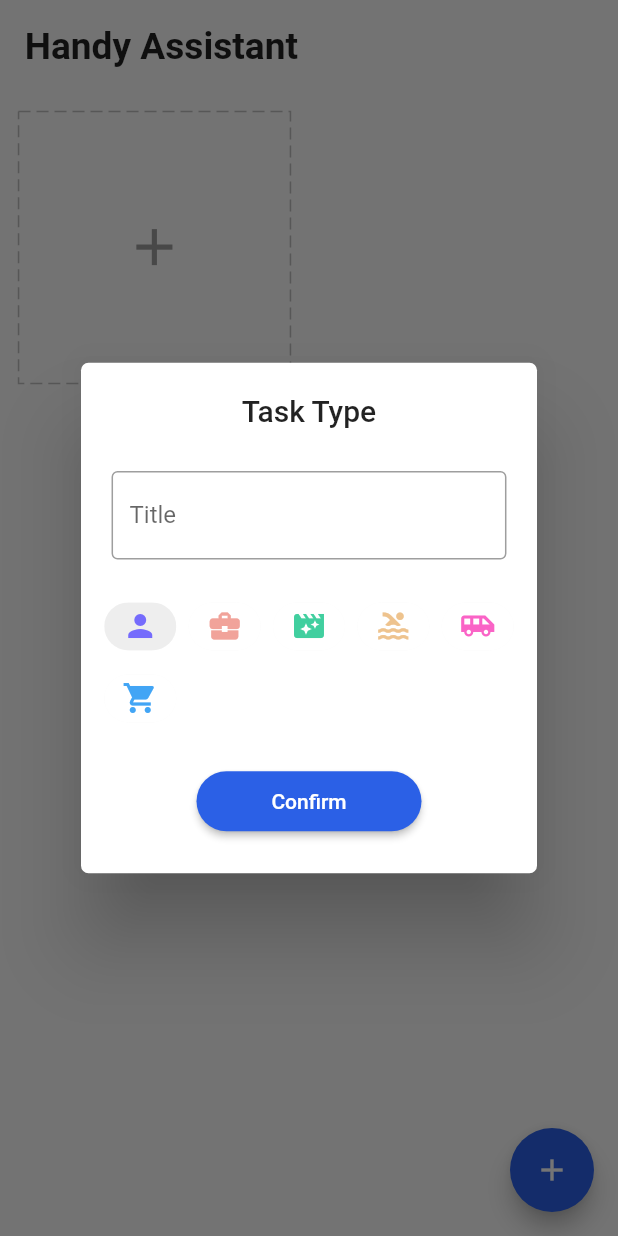
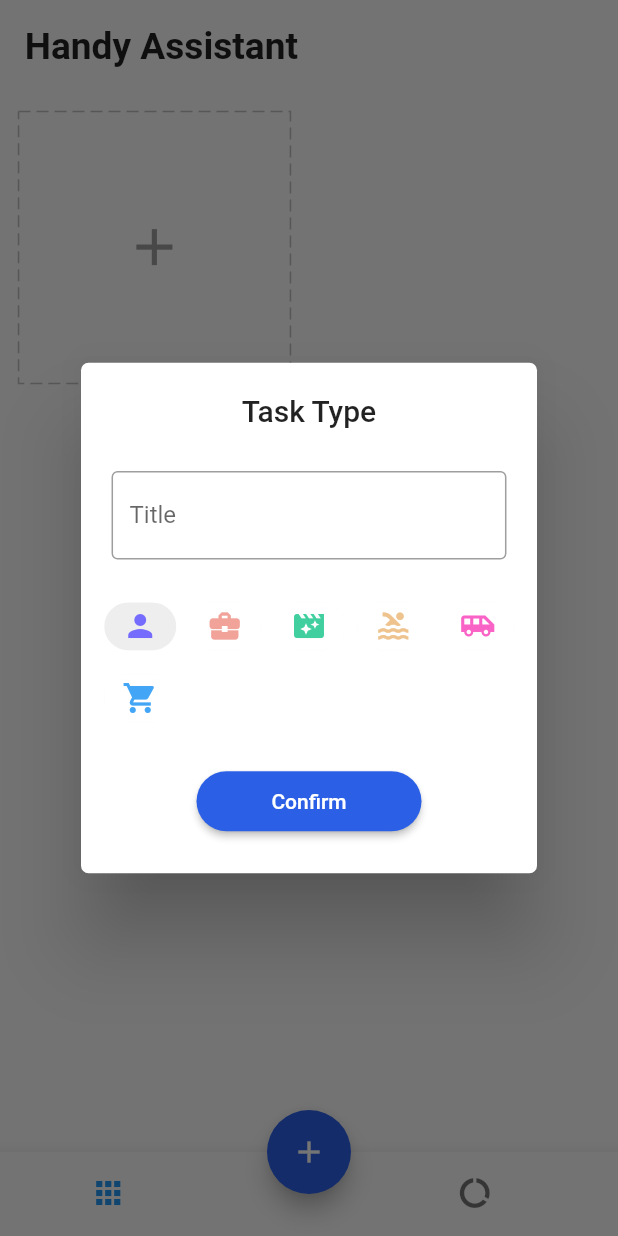
Before and after one commit to ThathsaraHewage/TODO, a Flutter app: the screen it shows after launch, after a tap on the "add" icon, on a phone screen of 412 x 824 dp. Run offline on Flutter 3.47's test engine with Material 2 defaults, Android fonts, the light colour scheme and no system bars; drawn by our look-alikes of dotted_border; our stand-ins replace equatable, flutter_easyloading, get, get_storage, step_progress_indicator; missing offline and left inert: dart:ffi.

Commit message:
report view finished

```diff
--- a/lib/app/modules/detail/view.dart
+++ b/lib/app/modules/detail/view.dart
@@ -1,4 +1,8 @@
-
+/*
+* app name : Handy Assistant
+* author : Thathsara Hewage
+* finished date : 8-14-2022
+* */
 
 import 'package:flutter/material.dart';
 import 'package:flutter_easyloading/flutter_easyloading.dart';
@@ -19,7 +23,9 @@ class DetailPage extends StatelessWidget {
     var task = homeCtrl.task.value!;
     var color = HexColor.fromHex(task.color);
 
-    return Scaffold(
+    return WillPopScope(
+      onWillPop: () async => false,
+      child: Scaffold(
         body: Form(
           key : homeCtrl.formKey,
           child: ListView(
@@ -127,7 +133,7 @@ class DetailPage extends StatelessWidget {
                         if(homeCtrl.formKey.currentState!.validate()){
                           var success = homeCtrl.addToDo(homeCtrl.editController.text);
                             if(success){
-                            EasyLoading.showSuccess('TODOitem added successfully');
+                              EasyLoading.showSuccess('TODO item added successfully');
                             }
                             else{
                               EasyLoading.showError('TODO item already exists');
@@ -151,6 +157,7 @@ class DetailPage extends StatelessWidget {
             ],
           ),
         )
+      ),
     );
   }
 }
--- a/lib/app/modules/home/controller.dart
+++ b/lib/app/modules/home/controller.dart
@@ -13,6 +13,7 @@ class HomeController extends GetxController{
   final formKey = GlobalKey<FormState>();
   final editController = TextEditingController();
   final chipIndex = 0.obs;
+  final tabIndex = 0.obs;
   final deleting = false.obs;
   final tasks = <Task>[].obs;
   final task = Rx<Task?>(null);
@@ -153,4 +154,32 @@ class HomeController extends GetxController{
     }
     return res;
   }
+
+  void changeTabIndex(int index){
+    tabIndex.value = index;
+  }
+
+  int getTotalTask(){
+    var res = 0;
+    for(int i=0; i<tasks.length; i++){
+      if(tasks[i].todos != null){
+        res += tasks[i].todos!.length;
+      }
+    }
+    return res;
+  }
+
+  int getTotalDoneTask(){
+    var res = 0;
+    for(int i=0 ; i< tasks.length; i++){
+      if(tasks[i].todos != null){
+        for(int k = 0; k < tasks[i].todos!.length; k++){
+          if(tasks[i].todos![k]['done'] == true){
+            res += 1;
+          }
+        }
+      }
+    }
+    return res;
+  }
 }
--- a/lib/app/modules/home/view.dart
+++ b/lib/app/modules/home/view.dart
@@ -10,6 +10,7 @@ import 'package:todo/app/core/utils/extensions.dart';
 import 'package:todo/app/modules/home/widgets/add_card.dart';
 import 'package:todo/app/modules/home/widgets/add_dialog.dart';
 import 'package:todo/app/modules/home/widgets/task_card.dart';
+import 'package:todo/app/modules/report/report_view.dart';
 
 class HomePage extends GetView<HomeController>{
   const HomePage({Key? key}): super(key: key);
@@ -17,7 +18,11 @@ class HomePage extends GetView<HomeController>{
   @override
   Widget build(BuildContext context) {
     return Scaffold(
-      body: SafeArea(
+      body: Obx( () =>
+        IndexedStack(
+          index: controller.tabIndex.value,
+          children: [
+            SafeArea(
               child: ListView(
                 children: [
                   Padding(
@@ -53,6 +58,10 @@ class HomePage extends GetView<HomeController>{
                 ],
               ),
           ),
+            ReportPage(),
+          ],
+        ),
+      ),
       floatingActionButton: DragTarget(builder: (_,__,___){ //making annonymouse
           return Obx(
                 () => FloatingActionButton(
@@ -77,6 +86,42 @@ class HomePage extends GetView<HomeController>{
           EasyLoading.showSuccess('Delete Success');
         },
       ),
+      floatingActionButtonLocation: FloatingActionButtonLocation.centerDocked,
+      bottomNavigationBar: Theme(
+        data: ThemeData(
+          splashColor: Colors.transparent,
+          highlightColor: Colors.transparent,
+        ),
+        child: Obx(
+              ()=> BottomNavigationBar(
+            onTap: (int index) => controller.changeTabIndex(index),
+            currentIndex: controller.tabIndex.value,
+            showSelectedLabels: false,
+            showUnselectedLabels: false,
+            items: [
+              BottomNavigationBarItem(
+                  label : 'Home',
+                  icon: Padding(
+                    padding: EdgeInsets.only(right: 15.0.wp),
+                    child: const Icon(
+                      Icons.apps,
+                    ),
+                  )
+              ),
+              BottomNavigationBarItem(
+                  label : 'Report',
+                  icon: Padding(
+                    padding: EdgeInsets.only(left: 15..wp),
+                    child: const Icon(
+                      Icons.data_usage,
+                    ),
+                  )
+              )
+            ],
+
+          ),
+        ),
+      )
     );
   }
 }
--- a/lib/app/modules/home/widgets/add_dialog.dart
+++ b/lib/app/modules/home/widgets/add_dialog.dart
@@ -15,7 +15,9 @@ class AddDialog extends StatelessWidget {
 
   @override
   Widget build(BuildContext context) {
-    return Scaffold(
+    return WillPopScope(
+      onWillPop: () async => false,
+      child: Scaffold(
         body: Form(
           key: homeCtrl.formKey,
           child: ListView(
@@ -154,6 +156,7 @@ class AddDialog extends StatelessWidget {
             ],
           ),
         ),
+      ),
     );
   }
 }
--- /dev/null
+++ b/lib/app/modules/report/report_view.dart
@@ -0,0 +1,158 @@
+import 'package:flutter/material.dart';
+import 'package:get/get.dart';
+import 'package:intl/intl.dart';
+import 'package:step_progress_indicator/step_progress_indicator.dart';
+import 'package:todo/app/core/utils/extensions.dart';
+import 'package:todo/app/core/values/colors.dart';
+import 'package:todo/app/modules/home/controller.dart';
+
+class ReportPage extends StatelessWidget {
+  final homeCtrl = Get.find<HomeController>();
+  ReportPage({Key? key}) : super(key: key);
+
+  @override
+  Widget build(BuildContext context) {
+    return Scaffold(
+      body: SafeArea(
+        child: Obx((){
+          var createdTasks = homeCtrl.getTotalTask();
+          var completedTasks = homeCtrl.getTotalDoneTask();
+          var liveTasks = createdTasks - completedTasks;
+          var percent = (completedTasks/createdTasks * 100).toStringAsFixed(0);
+
+          return ListView(
+            children: [
+              Padding(
+                padding: EdgeInsets.all(4.0.wp),
+                child: Text('My Report',
+                  style: TextStyle(
+                    fontSize: 24.0.sp,
+                    fontWeight: FontWeight.bold
+                  ),),
+              ),
+              Padding(
+                padding: EdgeInsets.symmetric(horizontal: 4.0.wp),
+                child: Text(
+                  DateFormat.yMMMd().format(DateTime.now()),
+                  style: TextStyle(
+                    fontSize: 14.0.sp,
+                    color: Colors.grey,
+                  ),
+                ),
+              ),
+              Padding(
+                padding: EdgeInsets.symmetric(
+                  vertical: 3.0.wp,
+                  horizontal: 4.0.wp,
+                ),
+                child: const Divider(
+                  thickness: 2,
+                ),
+              ),
+              Padding(
+                padding: EdgeInsets.symmetric(
+                  vertical: 3.0.wp,
+                  horizontal: 5.0.wp
+                ),
+                child: Row(
+                  mainAxisAlignment: MainAxisAlignment.spaceBetween,
+                  children: [
+                    _buildStatus(Colors.green, liveTasks,'Live Tasks'),
+                    _buildStatus(Colors.orange, completedTasks, 'Completed'),
+                    _buildStatus(Colors.blue, createdTasks, 'Created'),
+                  ],
+                ),
+              ),
+              SizedBox(
+                height: 8.0.wp,
+              ),
+              UnconstrainedBox(
+                child: SizedBox(
+                  width: 70.0.wp,
+                  height: 70.0.wp,
+                  child: CircularStepProgressIndicator(
+                    totalSteps: createdTasks == 0 ? 1 : createdTasks,
+                    currentStep: completedTasks,
+                    stepSize: 20,
+                    selectedColor: green,
+                    unselectedColor: Colors.grey[200],
+                    padding: 0,
+                    width: 150,
+                    height: 150,
+                    selectedStepSize: 22,
+                    roundedCap: (_,__) => true,
+                    child: Column(
+                      mainAxisAlignment: MainAxisAlignment.center,
+                      children: [
+                        Text('${createdTasks == 0 ? 0 : percent}%',
+                        style: TextStyle(
+                          fontWeight: FontWeight.bold,
+                          fontSize: 20.0.sp,
+                        ),
+                        ),
+                        SizedBox(
+                          height: 1.0.wp,
+                        ),
+                        Text(
+                          'Efficiency',
+                          style: TextStyle(
+                            color: Colors.grey,
+                            fontSize: 12.0.sp,
+                            fontWeight: FontWeight.bold,
+                          ),
+                        )
+                      ],
+                    ),
+                  ),
+                ),
+              )
+            ],
+          );
+        }),
+      )
+    );
+  }
+
+
+  _buildStatus(Color color, int number, String text){
+    return Row(
+      crossAxisAlignment: CrossAxisAlignment.start,
+      children: [
+        Container(
+          height: 3.0.wp,
+          width: 3.0.wp,
+          decoration: BoxDecoration(
+            shape: BoxShape.circle,
+            border: Border.all(
+              width: 0.5.wp,
+              color: color,
+            )
+          ),
+        ),
+        SizedBox(
+          width: 3.0.wp,
+        ),
+        Column(
+          crossAxisAlignment: CrossAxisAlignment.start,
+          children: [
+            Text(
+              '$number',
+              style: TextStyle(
+              fontWeight: FontWeight.bold,
+                fontSize: 16.0.sp,
+            ),),
+            SizedBox(
+              height: 2.0.wp,
+            ),
+            Text(
+              text,
+            style: TextStyle(
+              fontSize: 12.0.sp,
+              color: Colors.grey,
+            ),)
+          ],
+        )
+      ],
+    );
+  }
+}
--- a/pubspec.yaml
+++ b/pubspec.yaml
@@ -40,6 +40,7 @@ dependencies:
   flutter_easyloading: ^3.0.5
   dotted_border: ^2.0.0+2
   step_progress_indicator: ^1.0.1
+  intl: ^0.17.0
 
 dev_dependencies:
   flutter_test:
```
Also changed, not shown: pubspec.lock. Lines whose indentation alone changed are shown as unchanged.
